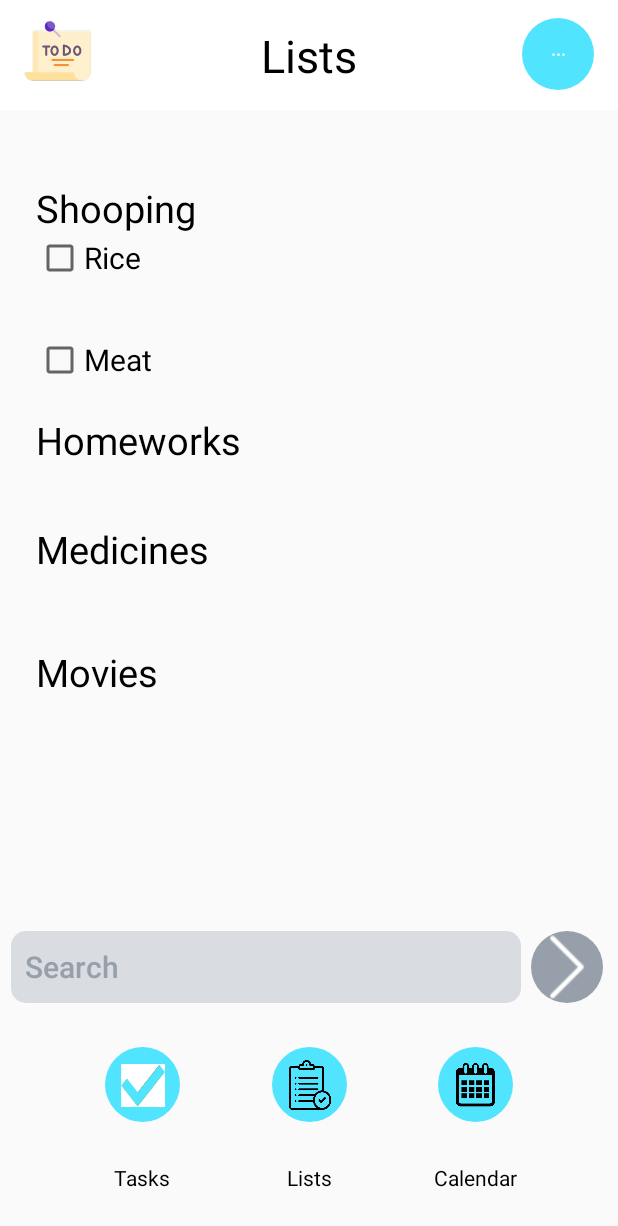
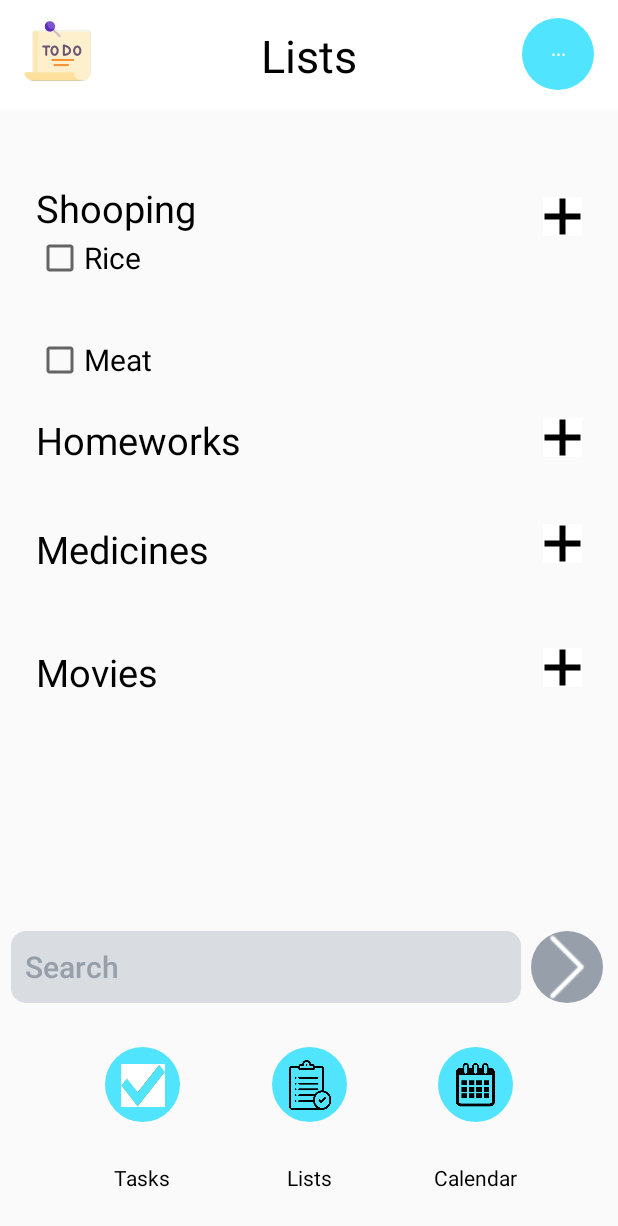
Before and after one commit to JeuRC/ToDo, an Android app: the Lists screen opened directly, with no data from a screen before it, on a phone screen of 412 x 824 dp. Shown: the top 1226 px of the screen. Run offline under Robolectric (Android 15) with nearby library versions, the phone set to English and light mode, and no system bars.

Commit message:
Se completa la actividad Lists

```diff
--- a/app/src/main/res/layout/activity_lists.xml
+++ b/app/src/main/res/layout/activity_lists.xml
@@ -68,6 +68,19 @@
         app:layout_constraintVertical_bias="0.067"
         tools:ignore="HardcodedText" />
 
+    <ImageButton
+        android:id="@+id/imgPlus1"
+        android:layout_width="wrap_content"
+        android:layout_height="wrap_content"
+        android:layout_marginEnd="24sp"
+        android:background="@color/white"
+        app:layout_constraintBottom_toBottomOf="parent"
+        app:layout_constraintEnd_toEndOf="parent"
+        app:layout_constraintTop_toBottomOf="@+id/top_barra"
+        app:layout_constraintVertical_bias="0.08"
+        app:srcCompat="@drawable/icono_plus"
+        tools:ignore="SpeakableTextPresentCheck,TouchTargetSizeCheck" />
+
     <CheckBox
         android:id="@+id/cbxTasks1"
         android:layout_width="wrap_content"
@@ -106,6 +119,19 @@
         app:layout_constraintVertical_bias="0.283"
         tools:ignore="HardcodedText" />
 
+    <ImageButton
+        android:id="@+id/imgPlus2"
+        android:layout_width="wrap_content"
+        android:layout_height="wrap_content"
+        android:layout_marginEnd="24sp"
+        android:background="@color/white"
+        app:layout_constraintBottom_toBottomOf="parent"
+        app:layout_constraintEnd_toEndOf="parent"
+        app:layout_constraintTop_toBottomOf="@+id/top_barra"
+        app:layout_constraintVertical_bias="0.283"
+        app:srcCompat="@drawable/icono_plus"
+        tools:ignore="SpeakableTextPresentCheck,TouchTargetSizeCheck" />
+
     <TextView
         android:id="@+id/txtLists3"
         android:layout_width="wrap_content"
@@ -120,6 +146,19 @@
         app:layout_constraintVertical_bias="0.08"
         tools:ignore="HardcodedText" />
 
+    <ImageButton
+        android:id="@+id/imgPlus3"
+        android:layout_width="wrap_content"
+        android:layout_height="wrap_content"
+        android:layout_marginEnd="24sp"
+        android:background="@color/white"
+        app:layout_constraintBottom_toBottomOf="parent"
+        app:layout_constraintEnd_toEndOf="parent"
+        app:layout_constraintTop_toBottomOf="@+id/txtLists2"
+        app:layout_constraintVertical_bias="0.08"
+        app:srcCompat="@drawable/icono_plus"
+        tools:ignore="SpeakableTextPresentCheck,TouchTargetSizeCheck" />
+
     <TextView
         android:id="@+id/txtLists4"
         android:layout_width="wrap_content"
@@ -133,6 +172,19 @@
         app:layout_constraintTop_toBottomOf="@+id/txtLists3"
         app:layout_constraintVertical_bias="0.117"
         tools:ignore="HardcodedText" />
+
+    <ImageButton
+        android:id="@+id/imgPlus4"
+        android:layout_width="wrap_content"
+        android:layout_height="wrap_content"
+        android:layout_marginEnd="24sp"
+        android:background="@color/white"
+        app:layout_constraintBottom_toBottomOf="parent"
+        app:layout_constraintEnd_toEndOf="parent"
+        app:layout_constraintTop_toBottomOf="@+id/txtLists3"
+        app:layout_constraintVertical_bias="0.117"
+        app:srcCompat="@drawable/icono_plus"
+        tools:ignore="SpeakableTextPresentCheck,TouchTargetSizeCheck" />
 
     <Button
         android:id="@+id/btnSearch"
```
